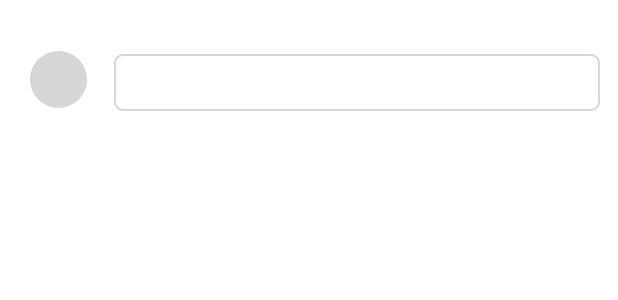
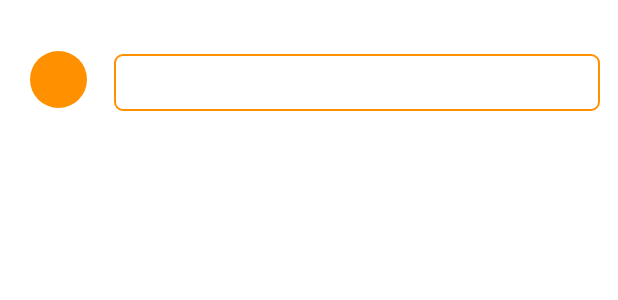
Before and after one commit to Ali-Kazemii/AReminder, an Android app: the layout awlrhm_item_reminder.xml on its own in the app's theme, with its tools: preview values and no code run, on a phone screen of 412 x 824 dp. Shown: the top 300 px of the screen. Run offline under Robolectric (Android 15) with nearby library versions, the light colour scheme and no system bars.

Commit message:
change fab background based on colorAccent

```diff
--- a/app/src/main/res/values/colors.xml
+++ b/app/src/main/res/values/colors.xml
@@ -10,6 +10,7 @@
 
     <color name="colorPrimary">@color/teal_200</color><!--#560000-->
     <color name="colorPrimaryDark">@color/teal_800</color><!--#3F0C0A-->
+    <color name="colorAccent">@color/orange_A400</color><!--#3F0C0A-->
 
     <color name="icons">@color/orange_A400</color>
 </resources>
--- /dev/null
+++ b/areminder/src/main/res/drawable/ic_add_event.xml
@@ -0,0 +1,4 @@
+<?xml version="1.0" encoding="UTF-8" standalone="no"?>
+<vector xmlns:android="http://schemas.android.com/apk/res/android" android:height="24dp" android:viewportHeight="24.0" android:viewportWidth="24.0" android:width="24dp">
+    <path android:fillColor="@color/black" android:pathData="M19,13h-6v6h-2v-6H5v-2h6V5h2v6h6v2z"/>
+</vector>
--- a/areminder/src/main/res/layout/awlrhm_item_reminder.xml
+++ b/areminder/src/main/res/layout/awlrhm_item_reminder.xml
@@ -17,7 +17,7 @@
             android:id="@+id/txtDayName"
             android:layout_width="wrap_content"
             android:layout_height="wrap_content"
-            android:textColor="@color/teal_700"
+            android:textColor="@color/colorAccent"
             android:textSize="12sp"
             app:layout_constraintBottom_toTopOf="@+id/txtDayNumber"
             app:layout_constraintEnd_toEndOf="parent"
--- a/areminder/src/main/res/layout/contain_reminder.xml
+++ b/areminder/src/main/res/layout/contain_reminder.xml
@@ -26,6 +26,7 @@
             android:layout_height="wrap_content"
             android:layout_gravity="center"
             style="?attr/borderlessButtonStyle"
+            android:textColor="@color/black"
             android:text="@string/show_all_events"
             android:layout_marginTop="20dp" />
 
--- a/areminder/src/main/res/layout/fragment_reminder.xml
+++ b/areminder/src/main/res/layout/fragment_reminder.xml
@@ -112,7 +112,8 @@
         android:layout_gravity="bottom|end"
         android:layout_marginEnd="20dp"
         android:layout_marginBottom="20dp"
-        android:src="@android:drawable/ic_input_add"
+        app:backgroundTint="@color/colorAccent"
+        app:srcCompat="@drawable/ic_add_event"
         app:layout_constraintBottom_toBottomOf="parent"
         app:layout_constraintEnd_toEndOf="parent"
         tools:ignore="ContentDescription" />
```
